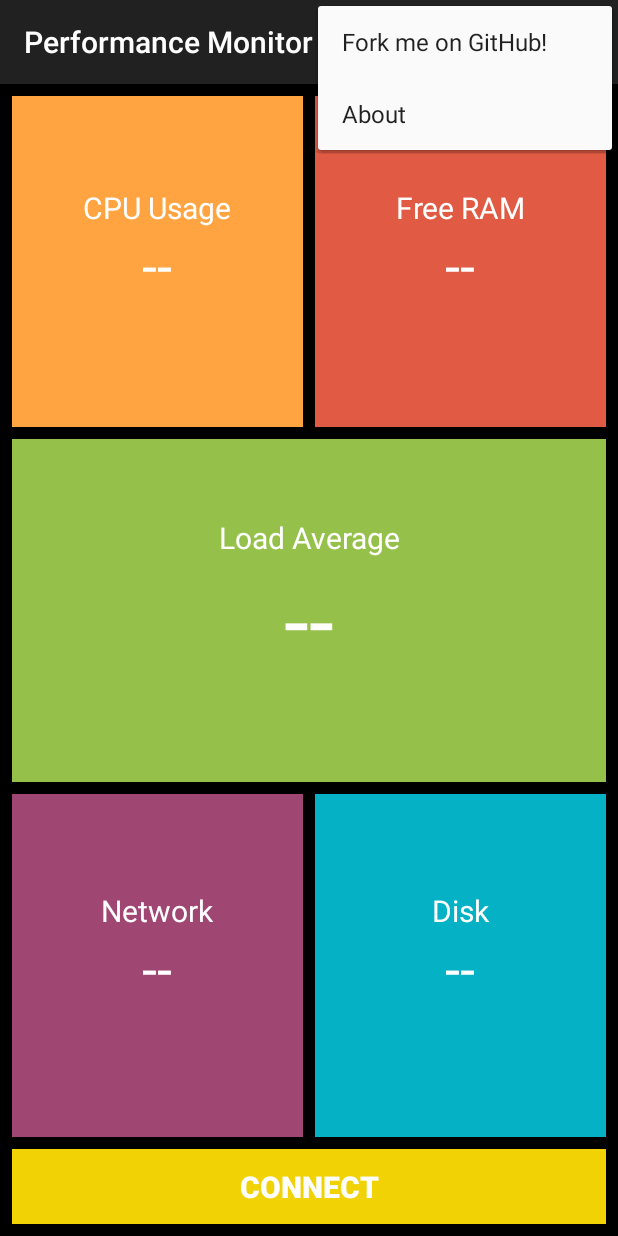
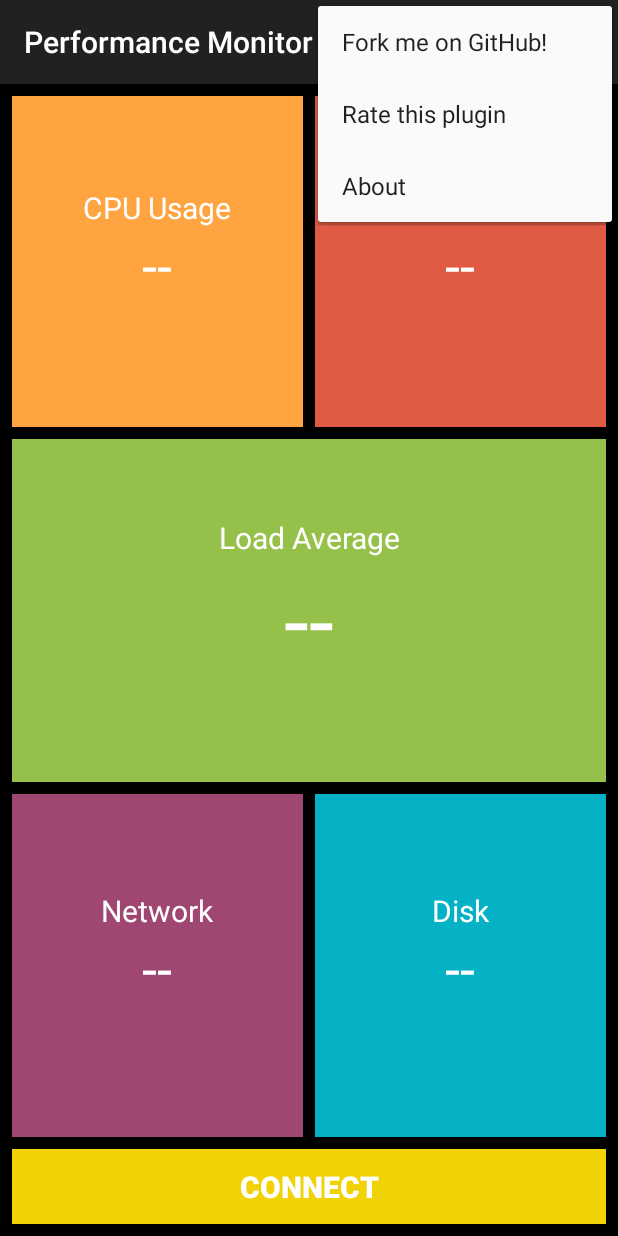
Before and after one commit to Sonelli/juicessh-performancemonitor, an Android app: the screen it shows after launch (MainActivity), with the options menu open, on a phone screen of 412 x 824 dp. Run offline under Robolectric (Android 15) with nearby library versions, the phone set to English and light mode, and no system bars; 3 statements that could not run were skipped.

Commit message:
Added 'Fork me on Github' and 'Rate Plugin' items to the actionbar menu.

```diff
--- a/Plugin/src/main/java/com/sonelli/juicessh/performancemonitor/controllers/FreeRamController.java
+++ b/Plugin/src/main/java/com/sonelli/juicessh/performancemonitor/controllers/FreeRamController.java
@@ -23,7 +23,7 @@ public class FreeRamController extends BaseController {
     public BaseController start() {
         super.start();
 
-        // Compile the regex patterns outside of the main loop (cpu heavy)
+        // Compile the regex patterns outside of the menu_main loop (cpu heavy)
         final Pattern buffersPattern = Pattern.compile("^Buffers:\\s*([0-9]+)");
         final Pattern freePattern = Pattern.compile("^MemFree:\\s*([0-9]+)");
         final Pattern cachedPattern = Pattern.compile("^Cached:\\s*([0-9]+)");
--- a/Plugin/src/main/res/menu/main.xml
+++ b/Plugin/src/main/res/menu/menu_main.xml
@@ -1,12 +1,17 @@
 <menu xmlns:android="http://schemas.android.com/apk/res/android">
 
-    <item android:id="@+id/github"
+    <item android:id="@+id/fork_on_github"
         android:title="@string/fork_me_on_github"
         android:orderInCategory="100"
         android:showAsAction="never" />
 
 
-    <item android:id="@+id/action_create_test_connection"
+    <item android:id="@+id/rate_plugin"
+        android:title="@string/rate_this_plugin"
+        android:orderInCategory="100"
+        android:showAsAction="never" />
+
+    <item android:id="@+id/about"
         android:title="@string/about"
         android:orderInCategory="100"
         android:showAsAction="never" />
--- a/Plugin/src/main/res/values/strings.xml
+++ b/Plugin/src/main/res/values/strings.xml
@@ -2,7 +2,9 @@
 <resources>
 
     <string name="app_name">Performance Monitor</string>
-    <string name="action_settings">Settings</string>
+    <string name="app_url">https://github.com/Sonelli/juicessh-performancemonitor</string>
+    <string name="app_package">com.sonelli.juicessh.performancemonitor</string>
+
     <string name="connect">Connect</string>
     <string name="please_wait">Please wait&#8230;</string>
     <string name="disconnect">Disconnect</string>
@@ -18,5 +20,8 @@
     <string name="connecting">Connecting...</string>
     <string name="disconnecting">Disconnecting...</string>
     <string name="fork_me_on_github">Fork me on GitHub!</string>
+    <string name="open_address">Open Address</string>
+    <string name="rate_this_plugin">Rate this plugin</string>
+    <string name="google_play_not_installed">Error: Google Play Store not installed</string>
 
 </resources>
```
Also changed, not shown: Plugin/src/main/java/com/sonelli/juicessh/performancemonitor/activities/MainActivity.java (+39 -2 lines).
